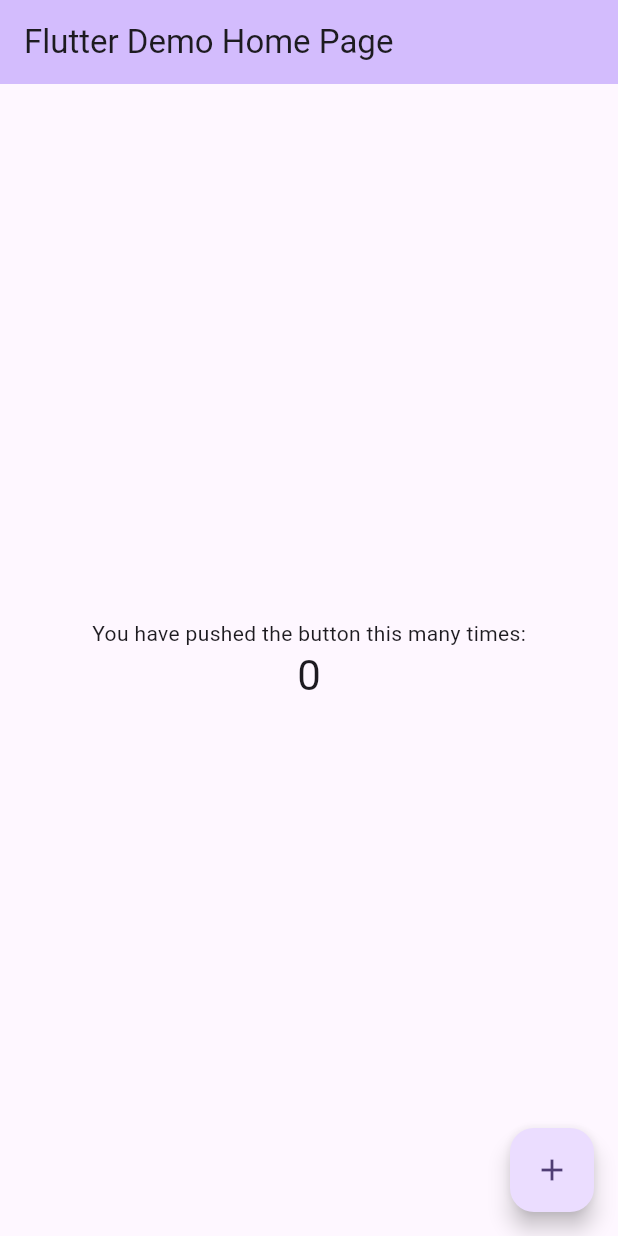
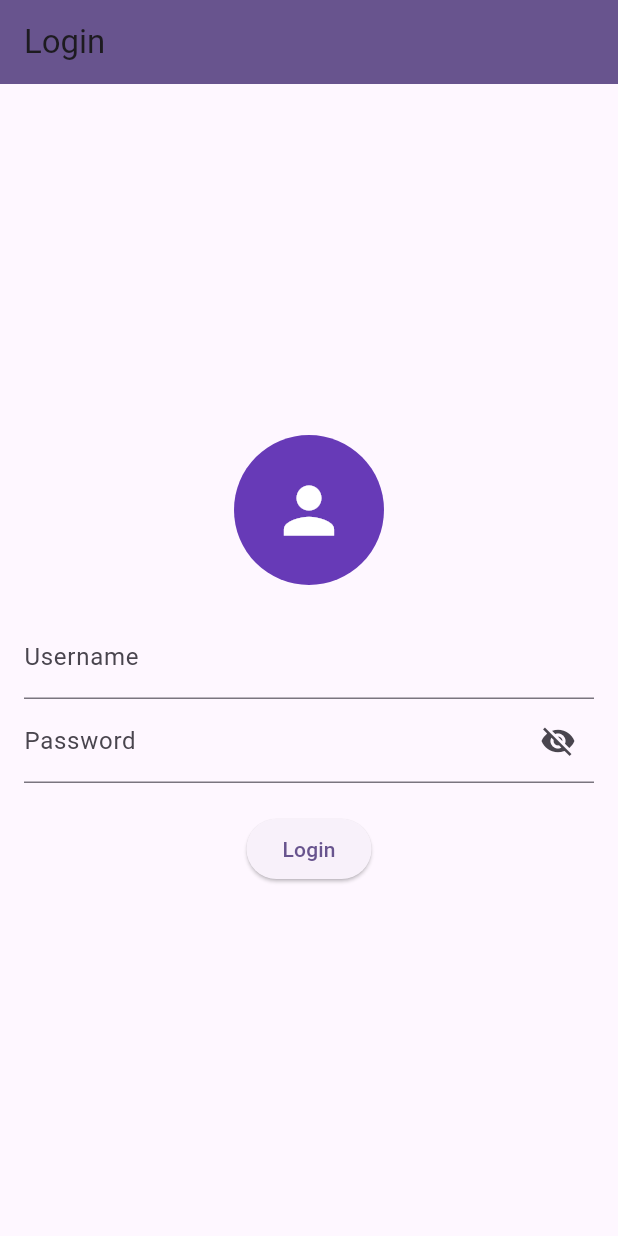
Before and after one commit to MikhsanFutra/mobile_programingke2, a Flutter app: the screen it shows after launch, on a phone screen of 412 x 824 dp. Run offline on Flutter 3.47's test engine with Material 3 defaults, Android fonts, the phone set to English and light mode, and no system bars.

Commit message:
--init mobile_programingke2

```diff
--- a/lib/main.dart
+++ b/lib/main.dart
@@ -7,119 +7,196 @@
 class MyApp extends StatelessWidget {
   const MyApp({super.key});
 
-  // This widget is the root of your application.
   @override
   Widget build(BuildContext context) {
     return MaterialApp(
-      title: 'Flutter Demo',
+      title: 'Flutter Login Demo',
       theme: ThemeData(
-        // This is the theme of your application.
-        //
-        // TRY THIS: Try running your application with "flutter run". You'll see
-        // the application has a purple toolbar. Then, without quitting the app,
-        // try changing the seedColor in the colorScheme below to Colors.green
-        // and then invoke "hot reload" (save your changes or press the "hot
-        // reload" button in a Flutter-supported IDE, or press "r" if you used
-        // the command line to start the app).
-        //
-        // Notice that the counter didn't reset back to zero; the application
-        // state is not lost during the reload. To reset the state, use hot
-        // restart instead.
-        //
-        // This works for code too, not just values: Most code changes can be
-        // tested with just a hot reload.
         colorScheme: ColorScheme.fromSeed(seedColor: Colors.deepPurple),
         useMaterial3: true,
       ),
-      home: const MyHomePage(title: 'Flutter Demo Home Page'),
+      home: const LoginPage(),
     );
   }
 }
 
-class MyHomePage extends StatefulWidget {
-  const MyHomePage({super.key, required this.title});
-
-  // This widget is the home page of your application. It is stateful, meaning
-  // that it has a State object (defined below) that contains fields that affect
-  // how it looks.
-
-  // This class is the configuration for the state. It holds the values (in this
-  // case the title) provided by the parent (in this case the App widget) and
-  // used by the build method of the State. Fields in a Widget subclass are
-  // always marked "final".
-
-  final String title;
+// Halaman Login
+class LoginPage extends StatefulWidget {
+  const LoginPage({super.key});
 
   @override
-  State<MyHomePage> createState() => _MyHomePageState();
+  _LoginPageState createState() => _LoginPageState();
 }
 
-class _MyHomePageState extends State<MyHomePage> {
-  int _counter = 0;
+class _LoginPageState extends State<LoginPage> {
+  final _usernameController = TextEditingController();
+  final _passwordController = TextEditingController();
+  bool _isPasswordVisible = false; // State variable for password visibility
 
-  void _incrementCounter() {
-    setState(() {
-      // This call to setState tells the Flutter framework that something has
-      // changed in this State, which causes it to rerun the build method below
-      // so that the display can reflect the updated values. If we changed
-      // _counter without calling setState(), then the build method would not be
-      // called again, and so nothing would appear to happen.
-      _counter++;
-    });
+  void _login() {
+    String username = _usernameController.text;
+    String password = _passwordController.text;
+
+    if (username == 'admin' && password == 'admin123') {
+      showDialog(
+        context: context,
+        builder: (BuildContext context) {
+          return AlertDialog(
+            title: const Text('Login Berhasil'),
+            content: const Text('Selamat datang di aplikasi kami!'),
+            actions: <Widget>[
+              TextButton(
+                onPressed: () {
+                  Navigator.of(context).pop();
+                  Navigator.pushReplacement(
+                    context,
+                    MaterialPageRoute(
+                        builder: (context) => const DashboardPage()),
+                  );
+                },
+                child: const Text('OK'),
+              ),
+            ],
+          );
+        },
+      );
+    } else {
+      showDialog(
+        context: context,
+        builder: (BuildContext context) {
+          return AlertDialog(
+            title: const Text('Login Gagal'),
+            content: const Text('Username atau password salah.'),
+            actions: <Widget>[
+              TextButton(
+                onPressed: () {
+                  Navigator.of(context).pop();
+                },
+                child: const Text('OK'),
+              ),
+            ],
+          );
+        },
+      );
+    }
   }
 
   @override
   Widget build(BuildContext context) {
-    // This method is rerun every time setState is called, for instance as done
-    // by the _incrementCounter method above.
-    //
-    // The Flutter framework has been optimized to make rerunning build methods
-    // fast, so that you can just rebuild anything that needs updating rather
-    // than having to individually change instances of widgets.
     return Scaffold(
       appBar: AppBar(
-        // TRY THIS: Try changing the color here to a specific color (to
-        // Colors.amber, perhaps?) and trigger a hot reload to see the AppBar
-        // change color while the other colors stay the same.
-        backgroundColor: Theme.of(context).colorScheme.inversePrimary,
-        // Here we take the value from the MyHomePage object that was created by
-        // the App.build method, and use it to set our appbar title.
-        title: Text(widget.title),
+        title: const Text('Login'),
+        backgroundColor: Theme.of(context).colorScheme.primary,
       ),
-      body: Center(
-        // Center is a layout widget. It takes a single child and positions it
-        // in the middle of the parent.
+      body: Padding(
+        padding: const EdgeInsets.all(16.0),
         child: Column(
-          // Column is also a layout widget. It takes a list of children and
-          // arranges them vertically. By default, it sizes itself to fit its
-          // children horizontally, and tries to be as tall as its parent.
-          //
-          // Column has various properties to control how it sizes itself and
-          // how it positions its children. Here we use mainAxisAlignment to
-          // center the children vertically; the main axis here is the vertical
-          // axis because Columns are vertical (the cross axis would be
-          // horizontal).
-          //
-          // TRY THIS: Invoke "debug painting" (choose the "Toggle Debug Paint"
-          // action in the IDE, or press "p" in the console), to see the
-          // wireframe for each widget.
           mainAxisAlignment: MainAxisAlignment.center,
-          children: <Widget>[
-            const Text(
-              'You have pushed the button this many times:',
+          children: [
+            // Profile Icon
+            const CircleAvatar(
+              radius: 50, // Radius of the circle
+              backgroundColor: Colors.deepPurple,
+              child: Icon(
+                Icons.person, // Profile icon
+                size: 50, // Size of the icon
+                color: Colors.white, // Icon color
+              ),
             ),
-            Text(
-              '$_counter',
-              style: Theme.of(context).textTheme.headlineMedium,
+            const SizedBox(height: 20), // Space between icon and text fields
+            TextField(
+              controller: _usernameController,
+              decoration: const InputDecoration(labelText: 'Username'),
+            ),
+            TextField(
+              controller: _passwordController,
+              decoration: InputDecoration(
+                labelText: 'Password',
+                suffixIcon: IconButton(
+                  icon: Icon(
+                    _isPasswordVisible
+                        ? Icons.visibility
+                        : Icons.visibility_off,
+                  ),
+                  onPressed: () {
+                    setState(() {
+                      _isPasswordVisible =
+                          !_isPasswordVisible; // Toggle password visibility
+                    });
+                  },
+                ),
+              ),
+              obscureText:
+                  !_isPasswordVisible, // Show or hide password based on the state
+            ),
+            const SizedBox(height: 20),
+            ElevatedButton(
+              onPressed: _login,
+              child: const Text('Login'),
             ),
           ],
         ),
       ),
-      floatingActionButton: FloatingActionButton(
-        onPressed: _incrementCounter,
-        tooltip: 'Increment',
-        child: const Icon(Icons.add),
-      ), // This trailing comma makes auto-formatting nicer for build methods.
     );
   }
 }
+
+// Halaman Dashboard dengan menu Drawer
+class DashboardPage extends StatefulWidget {
+  const DashboardPage({super.key});
+
+  @override
+  _DashboardPageState createState() => _DashboardPageState();
+}
+
+class _DashboardPageState extends State<DashboardPage> {
+  void _logout(BuildContext context) {
+    Navigator.pushReplacement(
+      context,
+      MaterialPageRoute(builder: (context) => const LoginPage()),
+    );
+  }
+
+  @override
+  Widget build(BuildContext context) {
+    return Scaffold(
+      appBar: AppBar(
+        title: const Text('Dashboard'),
+        backgroundColor: Theme.of(context).colorScheme.primary,
+      ),
+      drawer: Drawer(
+        child: ListView(
+          padding: EdgeInsets.zero,
+          children: <Widget>[
+            const DrawerHeader(
+              decoration: BoxDecoration(
+                color: Colors.deepPurple,
+              ),
+              child: Text(
+                'Menu',
+                style: TextStyle(
+                  color: Colors.white,
+                  fontSize: 24,
+                ),
+              ),
+            ),
+            ListTile(
+              leading: const Icon(Icons.logout),
+              title: const Text('Logout'),
+              onTap: () {
+                Navigator.of(context).pop(); // Tutup drawer
+                _logout(context); // Fungsi logout
+              },
+            ),
+          ],
+        ),
+      ),
+      body: const Center(
+        child: Text(
+          'Selamat datang Mikhsan',
+          style: TextStyle(fontSize: 24),
+        ),
+      ),
+    );
+  }
+}
```
